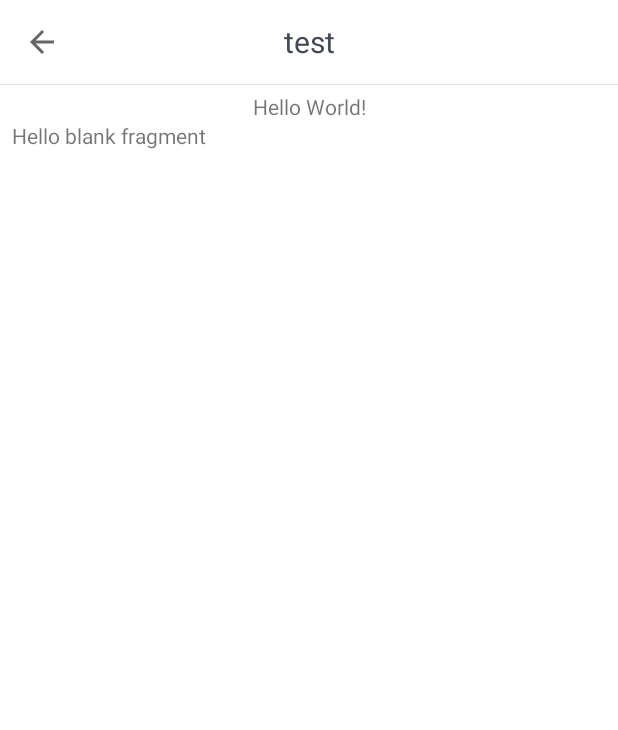
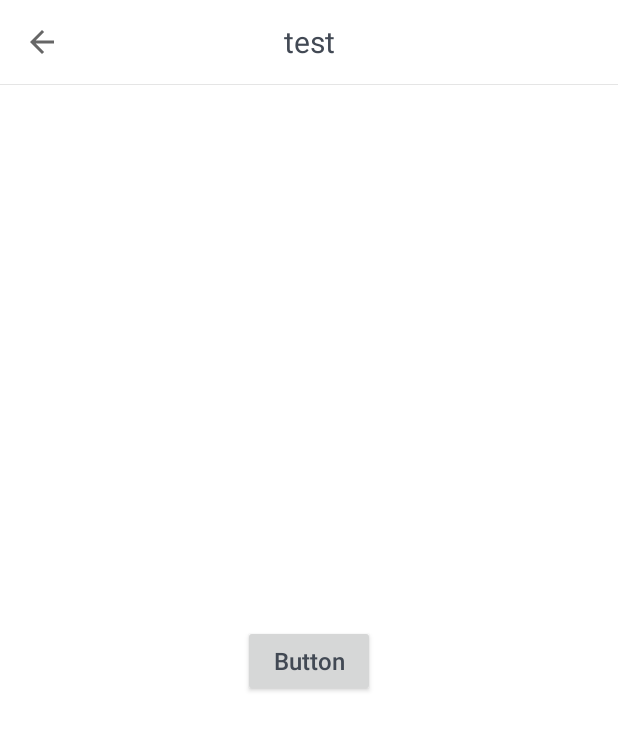
Before and after one commit to jianesrq0724/UpdateLibrary, an Android app: the screen it shows after launch (MainActivity), on a phone screen of 412 x 824 dp. Shown: the top 730 px of the screen. Run offline under Robolectric (Android 15) with nearby library versions, the phone set to English and light mode, and no system bars; our stand-ins replace ButterKnife; libraries missing offline, so code that uses them is left out: com.blankj.utilcode, org.greenrobot.greendao; 4 statements that could not run were skipped.

Commit message:
更新library

```diff
--- a/app/build.gradle
+++ b/app/build.gradle
@@ -28,7 +28,7 @@ greendao {
 }
 
 dependencies {
-    compile fileTree(dir: 'libs', include: ['*.jar'])
+    compile fileTree(include: ['*.jar'], dir: 'libs')
     androidTestCompile('com.android.support.test.espresso:espresso-core:2.2.2', {
         exclude group: 'com.android.support', module: 'support-annotations'
     })
@@ -42,4 +42,5 @@ dependencies {
     compile 'com.squareup.retrofit2:retrofit:2.3.0'
     annotationProcessor 'com.jakewharton:butterknife-compiler:8.6.0'
     testCompile 'junit:junit:4.12'
+    compile project(':updatelibrary')
 }
--- a/app/src/main/java/com/ruiqin/updatetest/module/BlankFragment.java
+++ /dev/null
@@ -1,19 +0,0 @@
-package com.ruiqin.updatetest.module;
-
-import android.os.Bundle;
-import android.view.View;
-
-import com.ruiqin.updatetest.R;
-import com.ruiqin.updatetest.base.BaseFragment;
-
-public class BlankFragment extends BaseFragment {
-    @Override
-    protected void initView(View view, Bundle savedInstanceState) {
-
-    }
-
-    @Override
-    protected int getLayoutId() {
-        return R.layout.fragment_blank;
-    }
-}
--- a/app/src/main/res/layout/activity_base.xml
+++ b/app/src/main/res/layout/activity_base.xml
@@ -1,10 +1,10 @@
 <?xml version="1.0" encoding="utf-8"?>
 <LinearLayout xmlns:android="http://schemas.android.com/apk/res/android"
-              xmlns:app="http://schemas.android.com/apk/res-auto"
-              android:layout_width="match_parent"
-              android:layout_height="match_parent"
-              android:background="@color/white"
-              android:orientation="vertical">
+    xmlns:app="http://schemas.android.com/apk/res-auto"
+    android:layout_width="match_parent"
+    android:layout_height="match_parent"
+    android:background="@color/white"
+    android:orientation="vertical">
 
     <android.support.v7.widget.Toolbar
         android:id="@+id/toolbar"
@@ -19,17 +19,15 @@
             android:layout_height="wrap_content"
             android:layout_gravity="center"
             android:textColor="@color/text_black"
-            android:textSize="20sp"/>
+            android:textSize="20sp" />
 
     </android.support.v7.widget.Toolbar>
 
-    <View
-        style="@style/line"/>
+    <View style="@style/line" />
 
     <FrameLayout
         android:id="@+id/layout_center"
         android:layout_width="match_parent"
-        android:layout_height="wrap_content"
-        android:orientation="vertical"/>
+        android:layout_height="match_parent" />
 
 </LinearLayout>
--- a/app/src/main/res/layout/activity_main.xml
+++ b/app/src/main/res/layout/activity_main.xml
@@ -1,35 +1,21 @@
 <?xml version="1.0" encoding="utf-8"?>
-<android.support.constraint.ConstraintLayout
-    xmlns:android="http://schemas.android.com/apk/res/android"
+<android.support.constraint.ConstraintLayout xmlns:android="http://schemas.android.com/apk/res/android"
     xmlns:app="http://schemas.android.com/apk/res-auto"
-    xmlns:tools="http://schemas.android.com/tools"
     android:layout_width="match_parent"
     android:layout_height="match_parent"
-    tools:context="com.ruiqin.updatetest.module.home.MainActivity">
+    android:orientation="vertical">
 
-    <TextView
-        android:id="@+id/textView"
+    <Button
+        android:id="@+id/button"
         android:layout_width="wrap_content"
         android:layout_height="wrap_content"
-        android:text="Hello World!"
+        android:layout_marginBottom="8dp"
+        android:layout_marginLeft="8dp"
+        android:layout_marginRight="8dp"
+        android:layout_marginTop="8dp"
+        android:text="Button"
         app:layout_constraintBottom_toBottomOf="parent"
         app:layout_constraintLeft_toLeftOf="parent"
         app:layout_constraintRight_toRightOf="parent"
-        app:layout_constraintTop_toTopOf="parent"
-        app:layout_constraintVertical_bias="0.204"/>
-
-    <FrameLayout
-        android:id="@+id/fragment"
-        android:layout_width="match_parent"
-        android:layout_height="wrap_content"
-        android:layout_marginEnd="8dp"
-        android:layout_marginLeft="8dp"
-        android:layout_marginRight="8dp"
-        android:layout_marginStart="8dp"
-        app:layout_constraintLeft_toLeftOf="parent"
-        app:layout_constraintRight_toRightOf="parent"
-        app:layout_constraintTop_toBottomOf="@+id/textView">
-
-    </FrameLayout>
-
+        app:layout_constraintTop_toTopOf="parent" />
 </android.support.constraint.ConstraintLayout>
--- a/app/src/main/res/layout/fragment_blank.xml
+++ /dev/null
@@ -1,13 +0,0 @@
-<FrameLayout xmlns:android="http://schemas.android.com/apk/res/android"
-             xmlns:tools="http://schemas.android.com/tools"
-             android:layout_width="match_parent"
-             android:layout_height="match_parent"
-             tools:context="com.ruiqin.updatetest.module.BlankFragment">
-
-    <!-- TODO: Update blank fragment layout -->
-    <TextView
-        android:layout_width="match_parent"
-        android:layout_height="match_parent"
-        android:text="@string/hello_blank_fragment"/>
-
-</FrameLayout>
--- a/app/src/main/res/values/styles.xml
+++ b/app/src/main/res/values/styles.xml
@@ -6,6 +6,10 @@
         <item name="colorPrimary">@color/colorPrimary</item>
         <item name="colorPrimaryDark">@color/colorPrimaryDark</item>
         <item name="colorAccent">@color/colorAccent</item>
+        <item name="android:textAllCaps">false</item>
+        <item name="android:textSize">16sp</item>
+        <item name="android:textColor">@color/text_black</item>
+        <item name="android:textColorHint">@color/text_gray</item>
     </style>
 
 
--- a/updatelibrary/build.gradle
+++ b/updatelibrary/build.gradle
@@ -7,8 +7,6 @@ android {
     defaultConfig {
         minSdkVersion 15
         targetSdkVersion 25
-        versionCode 1
-        versionName "1.0"
 
         testInstrumentationRunner "android.support.test.runner.AndroidJUnitRunner"
 
--- a/updatelibrary/src/main/java/com/ruiqin/downloadlibrary/UpdateDialog.java
+++ b/updatelibrary/src/main/java/com/ruiqin/downloadlibrary/UpdateDialog.java
@@ -82,6 +82,7 @@ public class UpdateDialog extends Dialog {
         mUpdateUrl = url;
         fileName = "baidaibao-v" + version + ".apk";
         mUpdateDesc = desc;
+        mUpdateForce = force;
     }
 
     private long mDownloadId;
```
Also changed, not shown: app/src/main/java/com/ruiqin/updatetest/module/home/MainActivity.java (+27 -4 lines).
